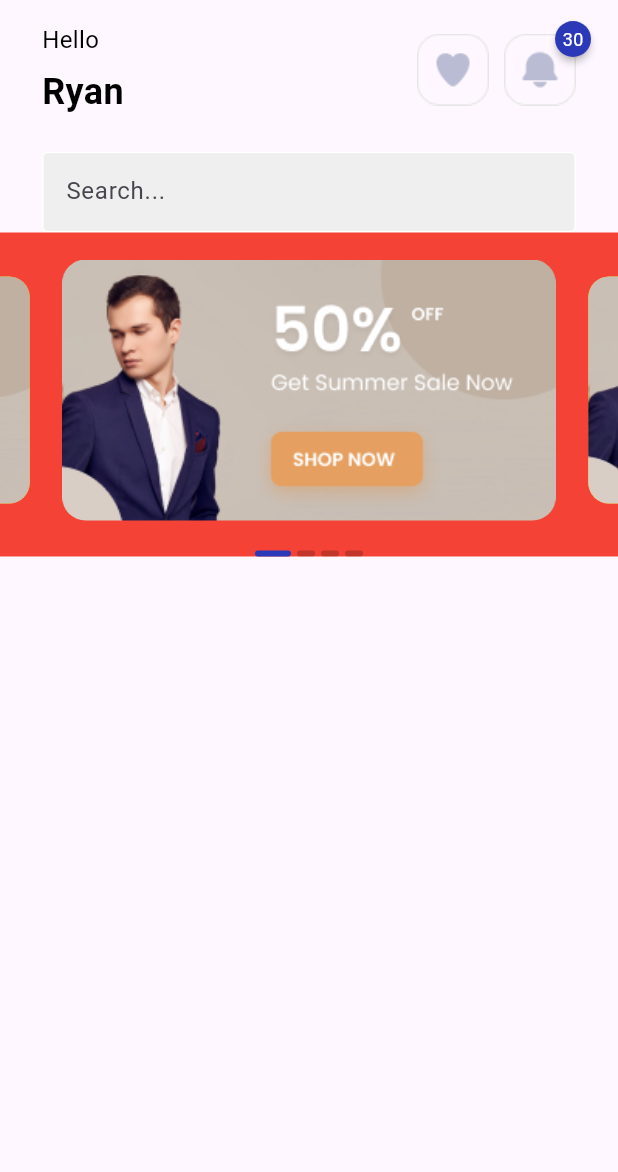
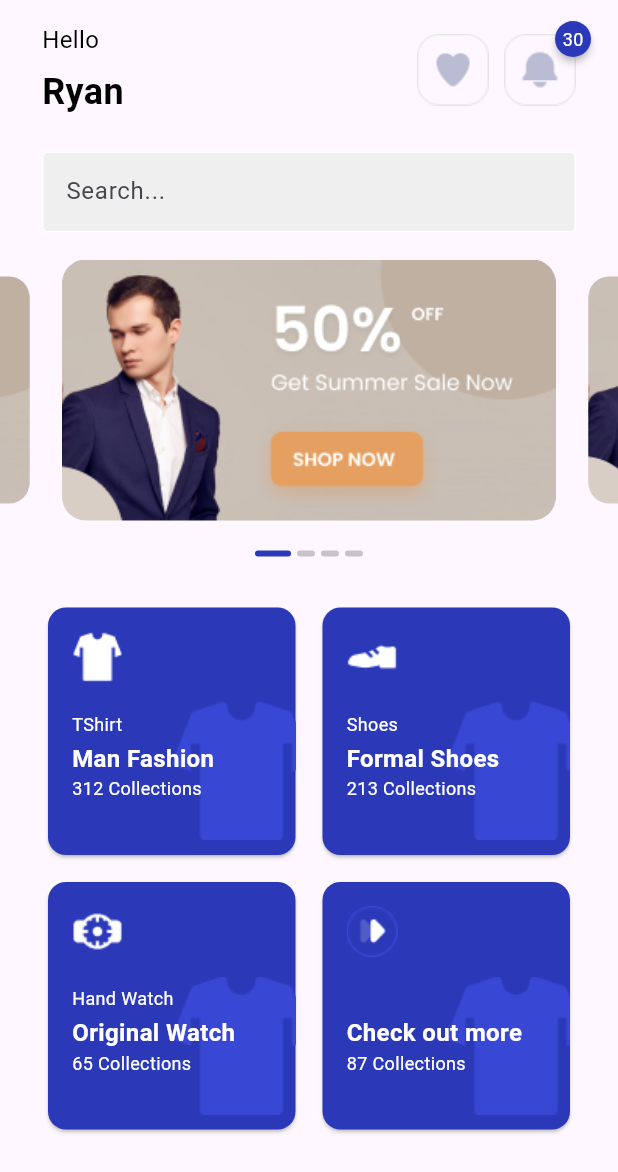
Before and after one commit to RyanMeg123/flutter_gaya, a Flutter app: the HomeTab screen opened directly, on a phone screen of 412 x 824 dp. Shown: the top 1172 px of the screen. Run offline on Flutter 3.47's test engine with Material 3 defaults, Android fonts, the phone set to English and light mode, and no system bars; drawn by our look-alikes of auto_size_text, badges, carousel_slider; our stand-ins replace material_design_icons_flutter; missing offline and left inert: dart:ffi.

Commit message:
feat: home tab

```diff
--- a/analysis_options.yaml
+++ b/analysis_options.yaml
@@ -7,6 +7,9 @@
 
 # The following line activates a set of recommended lints for Flutter apps,
 # packages, and plugins designed to encourage good coding practices.
+analyzer:
+  errors:
+    non_constant_identifier_names: ignore
 include: package:flutter_lints/flutter.yaml
 
 linter:
--- a/lib/features/home/tabs/home_tab.dart
+++ b/lib/features/home/tabs/home_tab.dart
@@ -1,6 +1,10 @@
+import 'dart:ffi';
+
 import 'package:flutter/material.dart';
 import 'package:flutter_gaya_2/features/home/widgets/carousel.dart';
 import 'package:flutter_gaya_2/features/home/widgets/home_app_bar.dart';
+import 'package:flutter_gaya_2/features/home/widgets/list-card.dart';
+import 'package:flutter_gaya_2/models/tab_model.dart';
 import 'package:material_design_icons_flutter/material_design_icons_flutter.dart';
 import '../widgets/tab_content.dart';
 
@@ -26,6 +30,13 @@ class _HomeTabstate extends State<HomeTab> {
     'assets/images/home/banner1.png',
     'assets/images/home/banner1.png',
     'assets/images/home/banner1.png',
+  ];
+  final List<Item> _listCard = [
+    Product('TShirt', 'Man Fashion', 312, 'assets/images/home/shirt1.png'),
+    Product('Shoes', 'Formal Shoes', 213, 'assets/images/home/shoe1.png'),
+    Product('Hand Watch', 'Original Watch', 65,
+        'assets/images/home/hand_watch.png'),
+    Product('', 'Check out more', 87, 'assets/images/home/icNext.png'),
   ];
 
   // 定义回调函数，处理子组件传来的搜索文本
@@ -57,6 +68,9 @@ class _HomeTabstate extends State<HomeTab> {
                   ),
                   CustomCarousel(
                     imgList: _imgList,
+                  ),
+                  ListCard(
+                    CardList: _listCard,
                   )
                 ],
               ),
--- a/lib/features/home/widgets/carousel.dart
+++ b/lib/features/home/widgets/carousel.dart
@@ -17,19 +17,16 @@ class _CustomCarouselState extends State<CustomCarousel> {
   @override
   Widget build(BuildContext context) {
     return Container(
-      color: Colors.red,
       child: Column(
         children: [
           const SizedBox(height: 18),
           CarouselSlider.builder(
             itemCount: widget.imgList.length,
             itemBuilder: (context, index, realIndex) {
-              bool isCenterItem = index == _currentIndex;
               return AnimatedContainer(
                 duration: const Duration(microseconds: 8),
                 // margin: const EdgeInsets.symmetric(horizontal: 8),
                 decoration: BoxDecoration(
-                  color: isCenterItem ? Colors.red : Colors.amber,
                   borderRadius: BorderRadius.circular(16),
                 ),
                 child: ClipRRect(
@@ -43,6 +40,7 @@ class _CustomCarouselState extends State<CustomCarousel> {
               );
             },
             options: CarouselOptions(
+              autoPlay: true,
               height: 174,
               aspectRatio: 16 / 9,
               // viewportFraction: 0.7,
--- /dev/null
+++ b/lib/features/home/widgets/list-card.dart
@@ -0,0 +1,93 @@
+import 'package:flutter/cupertino.dart';
+import 'package:flutter/material.dart';
+import 'package:flutter_gaya_2/models/tab_model.dart';
+import 'package:auto_size_text/auto_size_text.dart';
+
+class ListCard extends StatefulWidget {
+  final List<Item> CardList;
+  const ListCard({super.key, required this.CardList});
+  @override
+  State<StatefulWidget> createState() {
+    return _ListCardState();
+  }
+}
+
+class _ListCardState extends State<ListCard> {
+  @override
+  Widget build(BuildContext context) {
+    // TODO: implement build
+    return Container(
+      width: double.infinity,
+      padding: const EdgeInsets.only(left: 28, right: 28),
+      child: Column(
+        children: [
+          const SizedBox(height: 30),
+          GridView.builder(
+              shrinkWrap: true,
+              gridDelegate: const SliverGridDelegateWithFixedCrossAxisCount(
+                  crossAxisCount: 2,
+                  crossAxisSpacing: 10,
+                  mainAxisSpacing: 10,
+                  childAspectRatio: 1),
+              itemCount: widget.CardList.length,
+              itemBuilder: (context, index) {
+                final item = widget.CardList[index];
+                return SizedBox(
+                  height: 144,
+                  child: Card(
+                    color: const Color.fromRGBO(43, 57, 185, 1),
+                    child: Stack(children: [
+                      Positioned(
+                        bottom: 10,
+                        right: 0,
+                        child: Opacity(
+                          opacity: 1, // 设置水印透明度
+                          child: Image.asset(
+                            'assets/images/home/Vector1.png',
+                            // width: 80, // 设置水印图片大小
+                            fit: BoxFit.cover,
+                          ),
+                        ),
+                      ),
+                      Padding(
+                        padding: const EdgeInsets.all(16.0),
+                        child: Column(
+                          crossAxisAlignment: CrossAxisAlignment.start,
+                          children: [
+                            Image.asset(item.iconUrl ?? ''),
+                            const SizedBox(
+                              height: 19,
+                            ),
+                            Text(
+                              item.typeName,
+                              style: const TextStyle(
+                                  color: Colors.white, fontSize: 12),
+                            ),
+                            const SizedBox(
+                              height: 3,
+                            ),
+                            AutoSizeText(
+                              item.shortName,
+                              maxLines: 1,
+                              style: const TextStyle(
+                                  color: Colors.white,
+                                  fontSize: 16,
+                                  fontWeight: FontWeight.bold),
+                            ),
+                            Text(
+                              '${item.collectionNumber} Collections',
+                              style: const TextStyle(
+                                  color: Colors.white, fontSize: 12),
+                            ),
+                          ],
+                        ),
+                      ),
+                    ]),
+                  ),
+                );
+              }),
+        ],
+      ),
+    );
+  }
+}
--- a/lib/models/tab_model.dart
+++ b/lib/models/tab_model.dart
@@ -1,3 +1,5 @@
+import 'dart:ffi';
+
 import 'package:flutter/material.dart';
 
 class TabModel {
@@ -6,3 +8,23 @@ class TabModel {
 
   TabModel(this.title, this.icon);
 }
+
+abstract class Item {
+  String get typeName;
+  String get shortName;
+  int get collectionNumber;
+  String get iconUrl;
+}
+
+class Product implements Item {
+  @override
+  final String typeName;
+  @override
+  final String shortName;
+  @override
+  final int collectionNumber;
+  @override
+  final String iconUrl;
+
+  Product(this.typeName, this.shortName, this.collectionNumber, this.iconUrl);
+}
```
Also changed, not shown: pubspec.yaml (+8 -0 lines), assets/images/home/Vector1.png (added), assets/images/home/Vector2.png (added), assets/images/home/Vector3.png (added), assets/images/home/hand_watch.png (added), assets/images/home/icNext.png (added), assets/images/home/shirt1.png (added), assets/images/home/shoe1.png (added), pubspec.lock.
